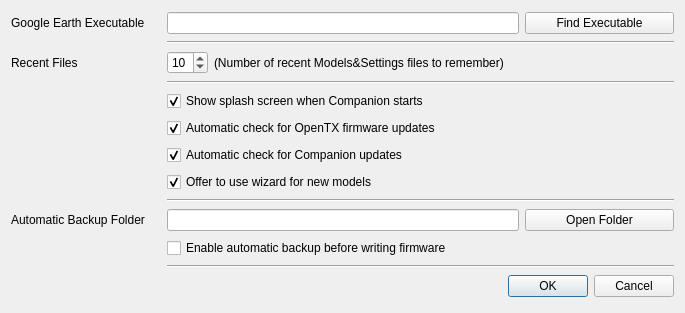
Above: companion/src/apppreferencesdialog.ui from opentx/opentx before the change. Below: the same form after it.
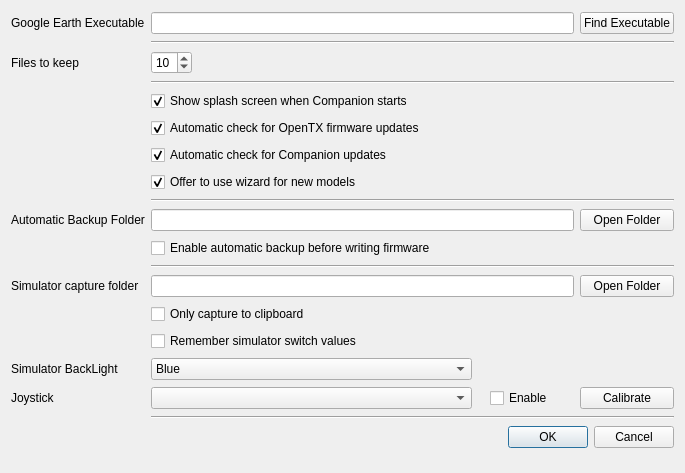
That is the form after the change.

Commit message: Preference dialog split into two dialogs. Both the two new dialogs and the old one are active and working at the same time. The old one will be removed when everything is in place. New preference icons are added for classical theme. Placeholder icons added for all monochrome themes. The only thing not moved is the splash screen functionality. It does not really fit in either dialog and there are allready another special dialog for customizing splash screens. Perhaps make a combined dialog for all splash screen work? Will think about it tomorrow.

```diff
--- a/companion/src/apppreferencesdialog.ui
+++ b/companion/src/apppreferencesdialog.ui
@@ -7,7 +7,7 @@
     <x>0</x>
     <y>0</y>
     <width>685</width>
-    <height>313</height>
+    <height>473</height>
    </rect>
   </property>
   <property name="sizePolicy">
@@ -26,6 +26,80 @@
    <string>Application Preferences</string>
   </property>
   <layout class="QGridLayout" name="gridLayout">
+   <item row="13" column="0">
+    <widget class="QLabel" name="label_19">
+     <property name="text">
+      <string>Simulator capture folder</string>
+     </property>
+    </widget>
+   </item>
+   <item row="1" column="1" colspan="8">
+    <widget class="Line" name="line_4">
+     <property name="orientation">
+      <enum>Qt::Horizontal</enum>
+     </property>
+    </widget>
+   </item>
+   <item row="15" column="1" colspan="7">
+    <widget class="QCheckBox" name="simuSW">
+     <property name="text">
+      <string>Remember simulator switch values</string>
+     </property>
+    </widget>
+   </item>
+   <item row="12" column="1" colspan="8">
+    <widget class="Line" name="line_3">
+     <property name="orientation">
+      <enum>Qt::Horizontal</enum>
+     </property>
+    </widget>
+   </item>
+   <item row="13" column="8">
+    <widget class="QPushButton" name="snapshotPathButton">
+     <property name="text">
+      <string>Open Folder</string>
+     </property>
+     <property name="flat">
+      <bool>false</bool>
+     </property>
+    </widget>
+   </item>
+   <item row="9" column="1" colspan="8">
+    <widget class="Line" name="line_2">
+     <property name="orientation">
+      <enum>Qt::Horizontal</enum>
+     </property>
+    </widget>
+   </item>
+   <item row="16" column="1">
+    <widget class="QComboBox" name="backLightColor">
+     <item>
+      <property name="text">
+       <string>Blue</string>
+      </property>
+     </item>
+     <item>
+      <property name="text">
+       <string>Green</string>
+      </property>
+     </item>
+     <item>
+      <property name="text">
+       <string>Red</string>
+      </property>
+     </item>
+     <item>
+      <property name="text">
+       <string>Orange</string>
+      </property>
+     </item>
+     <item>
+      <property name="text">
+       <string>Yellow</string>
+      </property>
+     </item>
+    </widget>
+   </item>
    <item row="2" column="0">
     <widget class="QLabel" name="label_5">
      <property name="sizePolicy">
@@ -35,7 +109,149 @@
       </sizepolicy>
      </property>
      <property name="text">
-      <string>Recent Files</string>
+      <string>Files to keep</string>
+     </property>
+    </widget>
+   </item>
+   <item row="0" column="1" colspan="7">
+    <widget class="QLineEdit" name="ge_lineedit">
+     <property name="minimumSize">
+      <size>
+       <width>250</width>
+       <height>0</height>
+      </size>
+     </property>
+     <property name="readOnly">
+      <bool>true</bool>
+     </property>
+    </widget>
+   </item>
+   <item row="16" column="0">
+    <widget class="QLabel" name="label_3">
+     <property name="sizePolicy">
+      <sizepolicy hsizetype="Preferred" vsizetype="Minimum">
+       <horstretch>0</horstretch>
+       <verstretch>0</verstretch>
+      </sizepolicy>
+     </property>
+     <property name="text">
+      <string>Simulator BackLight</string>
+     </property>
+     <property name="alignment">
+      <set>Qt::AlignLeading|Qt::AlignLeft|Qt::AlignVCenter</set>
+     </property>
+    </widget>
+   </item>
+   <item row="18" column="1" colspan="8">
+    <widget class="Line" name="line_5">
+     <property name="orientation">
+      <enum>Qt::Horizontal</enum>
+     </property>
+    </widget>
+   </item>
+   <item row="10" column="0">
+    <widget class="QLabel" name="label_17">
+     <property name="text">
+      <string>Automatic Backup Folder</string>
+     </property>
+    </widget>
+   </item>
+   <item row="10" column="1" colspan="7">
+    <widget class="QLineEdit" name="backupPath">
+     <property name="readOnly">
+      <bool>true</bool>
+     </property>
+    </widget>
+   </item>
+   <item row="10" column="8">
+    <widget class="QPushButton" name="backupPathButton">
+     <property name="text">
+      <string>Open Folder</string>
+     </property>
+    </widget>
+   </item>
+   <item row="17" column="1">
+    <widget class="QComboBox" name="joystickCB">
+     <property name="sizePolicy">
+      <sizepolicy hsizetype="MinimumExpanding" vsizetype="Fixed">
+       <horstretch>0</horstretch>
+       <verstretch>0</verstretch>
+      </sizepolicy>
+     </property>
+    </widget>
+   </item>
+   <item row="19" column="7" colspan="2">
+    <widget class="QDialogButtonBox" name="buttonBox">
+     <property name="orientation">
+      <enum>Qt::Horizontal</enum>
+     </property>
+     <property name="standardButtons">
+      <set>QDialogButtonBox::Cancel|QDialogButtonBox::Ok</set>
+     </property>
+    </widget>
+   </item>
+   <item row="14" column="1" colspan="7">
+    <widget class="QCheckBox" name="snapshotClipboardCKB">
+     <property name="text">
+      <string>Only capture to clipboard</string>
+     </property>
+    </widget>
+   </item>
+   <item row="4" column="1" colspan="8">
+    <widget class="Line" name="line">
+     <property name="orientation">
+      <enum>Qt::Horizontal</enum>
+     </property>
+    </widget>
+   </item>
+   <item row="13" column="1" colspan="7">
+    <widget class="QLineEdit" name="snapshotPath">
+     <property name="enabled">
+      <bool>true</bool>
+     </property>
+     <property name="readOnly">
+      <bool>true</bool>
+     </property>
+    </widget>
+   </item>
+   <item row="17" column="0">
+    <widget class="QLabel" name="label_11">
+     <property name="sizePolicy">
+      <sizepolicy hsizetype="MinimumExpanding" vsizetype="Minimum">
+       <horstretch>0</horstretch>
+       <verstretch>0</verstretch>
+      </sizepolicy>
+     </property>
+     <property name="text">
+      <string>Joystick</string>
+     </property>
+    </widget>
+   </item>
+   <item row="0" column="8">
+    <widget class="QPushButton" name="ge_pathButton">
+     <property name="text">
+      <string>Find Executable</string>
+     </property>
+    </widget>
+   </item>
+   <item row="0" column="0">
+    <widget class="QLabel" name="ge_label">
+     <property name="text">
+      <string>Google Earth Executable</string>
+     </property>
+    </widget>
+   </item>
+   <item row="17" column="8">
+    <widget class="QPushButton" name="joystickcalButton">
+     <property name="text">
+      <string>Calibrate</string>
+     </property>
+    </widget>
+   </item>
+   <item row="17" column="4" colspan="4">
+    <widget class="QCheckBox" name="joystickChkB">
+     <property name="text">
+      <string>Enable</string>
      </property>
     </widget>
    </item>
@@ -55,7 +271,7 @@
      </property>
     </widget>
    </item>
-   <item row="4" column="1" colspan="3">
+   <item row="5" column="1" colspan="7">
     <widget class="QCheckBox" name="showSplash">
      <property name="text">
       <string>Show splash screen when Companion starts</string>
@@ -65,76 +281,7 @@
      </property>
     </widget>
    </item>
-   <item row="6" column="1" colspan="3">
-    <widget class="QCheckBox" name="startupCheck_companion9x">
-     <property name="text">
-      <string>Automatic check for Companion updates</string>
-     </property>
-     <property name="checked">
-      <bool>true</bool>
-     </property>
-    </widget>
-   </item>
-   <item row="10" column="1" colspan="3">
-    <widget class="QCheckBox" name="backupEnable">
-     <property name="text">
-      <string>Enable automatic backup before writing firmware</string>
-     </property>
-    </widget>
-   </item>
-   <item row="9" column="0">
-    <widget class="QLabel" name="label_17">
-     <property name="text">
-      <string>Automatic Backup Folder</string>
-     </property>
-    </widget>
-   </item>
-   <item row="11" column="1" colspan="4">
-    <widget class="Line" name="line_3">
-     <property name="orientation">
-      <enum>Qt::Horizontal</enum>
-     </property>
-    </widget>
-   </item>
-   <item row="0" column="1" colspan="3">
-    <widget class="QLineEdit" name="ge_lineedit">
-     <property name="readOnly">
-      <bool>true</bool>
-     </property>
-    </widget>
-   </item>
-   <item row="0" column="4">
-    <widget class="QPushButton" name="ge_pathButton">
-     <property name="text">
-      <string>Find Executable</string>
-     </property>
-    </widget>
-   </item>
-   <item row="3" column="1" colspan="4">
-    <widget class="Line" name="line">
-     <property name="orientation">
-      <enum>Qt::Horizontal</enum>
-     </property>
-    </widget>
-   </item>
-   <item row="12" column="3" colspan="2">
-    <widget class="QDialogButtonBox" name="buttonBox">
-     <property name="orientation">
-      <enum>Qt::Horizontal</enum>
-     </property>
-     <property name="standardButtons">
-      <set>QDialogButtonBox::Cancel|QDialogButtonBox::Ok</set>
-     </property>
-    </widget>
-   </item>
-   <item row="8" column="1" colspan="4">
-    <widget class="Line" name="line_2">
-     <property name="orientation">
-      <enum>Qt::Horizontal</enum>
-     </property>
-    </widget>
-   </item>
-   <item row="5" column="1" colspan="3">
+   <item row="6" column="1" colspan="7">
     <widget class="QCheckBox" name="startupCheck_fw">
      <property name="text">
       <string>Automatic check for OpenTX firmware updates</string>
@@ -144,7 +291,17 @@
      </property>
     </widget>
    </item>
-   <item row="7" column="1" colspan="3">
+   <item row="7" column="1" colspan="7">
+    <widget class="QCheckBox" name="startupCheck_companion9x">
+     <property name="text">
+      <string>Automatic check for Companion updates</string>
+     </property>
+     <property name="checked">
+      <bool>true</bool>
+     </property>
+    </widget>
+   </item>
+   <item row="8" column="1" colspan="7">
     <widget class="QCheckBox" name="wizardEnable_ChkB">
      <property name="text">
       <string>Offer to use wizard for new models</string>
@@ -154,38 +311,10 @@
      </property>
     </widget>
    </item>
-   <item row="0" column="0">
-    <widget class="QLabel" name="ge_label">
+   <item row="11" column="1" colspan="7">
+    <widget class="QCheckBox" name="backupEnable">
      <property name="text">
-      <string>Google Earth Executable</string>
-     </property>
-    </widget>
-   </item>
-   <item row="1" column="1" colspan="4">
-    <widget class="Line" name="line_4">
-     <property name="orientation">
-      <enum>Qt::Horizontal</enum>
-     </property>
-    </widget>
-   </item>
-   <item row="2" column="2" colspan="2">
-    <widget class="QLabel" name="label">
-     <property name="text">
-      <string>(Number of recent Models&amp;Settings files to remember)</string>
-     </property>
-    </widget>
-   </item>
-   <item row="9" column="4">
-    <widget class="QPushButton" name="backupPathButton">
-     <property name="text">
-      <string>Open Folder</string>
-     </property>
-    </widget>
-   </item>
-   <item row="9" column="1" colspan="3">
-    <widget class="QLineEdit" name="backupPath">
-     <property name="readOnly">
-      <bool>true</bool>
+      <string>Enable automatic backup before writing firmware</string>
      </property>
     </widget>
    </item>
```
Left out of the diff: 42 changed lines with no effect on the pictures. The commit also changes 50 other files.
